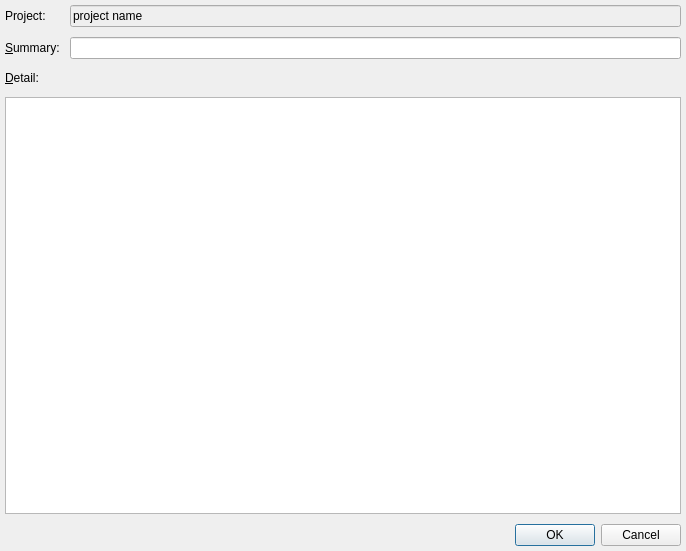
The window that forms/log_new_entry.ui (skriticos/nelia1) describes before a commit, drawn with Qt 5.
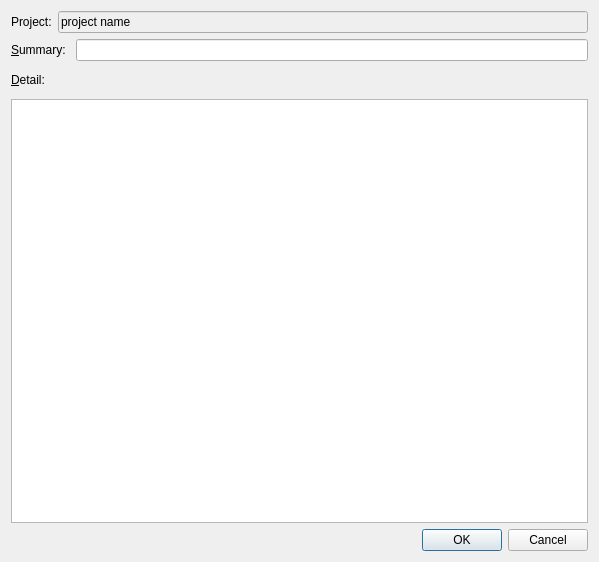
The same window after the commit.

Diff of the .ui file:
```diff
--- a/forms/log_new_entry.ui
+++ b/forms/log_new_entry.ui
@@ -6,8 +6,8 @@
    <rect>
     <x>0</x>
     <y>0</y>
-    <width>686</width>
-    <height>551</height>
+    <width>599</width>
+    <height>562</height>
    </rect>
   </property>
   <property name="windowTitle">
@@ -19,42 +19,7 @@
   <property name="modal">
    <bool>true</bool>
   </property>
-  <layout class="QGridLayout" name="gridLayout">
-   <property name="margin">
-    <number>5</number>
-   </property>
-   <property name="spacing">
-    <number>10</number>
-   </property>
-   <item row="1" column="0">
-    <widget class="QLabel" name="label_2">
-     <property name="text">
-      <string>&amp;Summary:</string>
-     </property>
-     <property name="buddy">
-      <cstring>line_summary</cstring>
-     </property>
-    </widget>
-   </item>
-   <item row="1" column="1">
-    <widget class="QLineEdit" name="line_summary"/>
-   </item>
-   <item row="2" column="0">
-    <widget class="QLabel" name="label">
-     <property name="minimumSize">
-      <size>
-       <width>0</width>
-       <height>18</height>
-      </size>
-     </property>
-     <property name="text">
-      <string>&amp;Detail:</string>
-     </property>
-     <property name="buddy">
-      <cstring>text_detail</cstring>
-     </property>
-    </widget>
-   </item>
+  <layout class="QGridLayout" name="gridLayout_2">
    <item row="0" column="0">
     <widget class="QLabel" name="label_3">
      <property name="text">
@@ -87,7 +52,58 @@
      </property>
     </widget>
    </item>
-   <item row="4" column="0" colspan="2">
+   <item row="1" column="0" colspan="2">
+    <widget class="QWidget" name="widget" native="true">
+     <layout class="QGridLayout" name="gridLayout">
+      <property name="margin">
+       <number>0</number>
+      </property>
+      <property name="spacing">
+       <number>10</number>
+      </property>
+      <item row="0" column="0">
+       <widget class="QLabel" name="label_2">
+        <property name="text">
+         <string>&amp;Summary:</string>
+        </property>
+        <property name="buddy">
+         <cstring>line_summary</cstring>
+        </property>
+       </widget>
+      </item>
+      <item row="0" column="1">
+       <widget class="QLineEdit" name="line_summary"/>
+      </item>
+      <item row="1" column="0">
+       <widget class="QLabel" name="label">
+        <property name="minimumSize">
+         <size>
+          <width>0</width>
+          <height>18</height>
+         </size>
+        </property>
+        <property name="text">
+         <string>&amp;Detail:</string>
+        </property>
+        <property name="buddy">
+         <cstring>text_detail</cstring>
+        </property>
+       </widget>
+      </item>
+      <item row="2" column="0" colspan="2">
+       <widget class="QPlainTextEdit" name="text_detail">
+        <property name="focusPolicy">
+         <enum>Qt::StrongFocus</enum>
+        </property>
+        <property name="tabChangesFocus">
+         <bool>false</bool>
+        </property>
+       </widget>
+      </item>
+     </layout>
+    </widget>
+   </item>
+   <item row="2" column="0" colspan="2">
     <widget class="QDialogButtonBox" name="buttonBox">
      <property name="orientation">
       <enum>Qt::Horizontal</enum>
@@ -97,9 +113,6 @@
      </property>
     </widget>
    </item>
-   <item row="3" column="0" colspan="2">
-    <widget class="QPlainTextEdit" name="text_detail"/>
-   </item>
   </layout>
  </widget>
  <tabstops>
```
Left out of the diff: 10 changed lines with no effect on the pictures.
